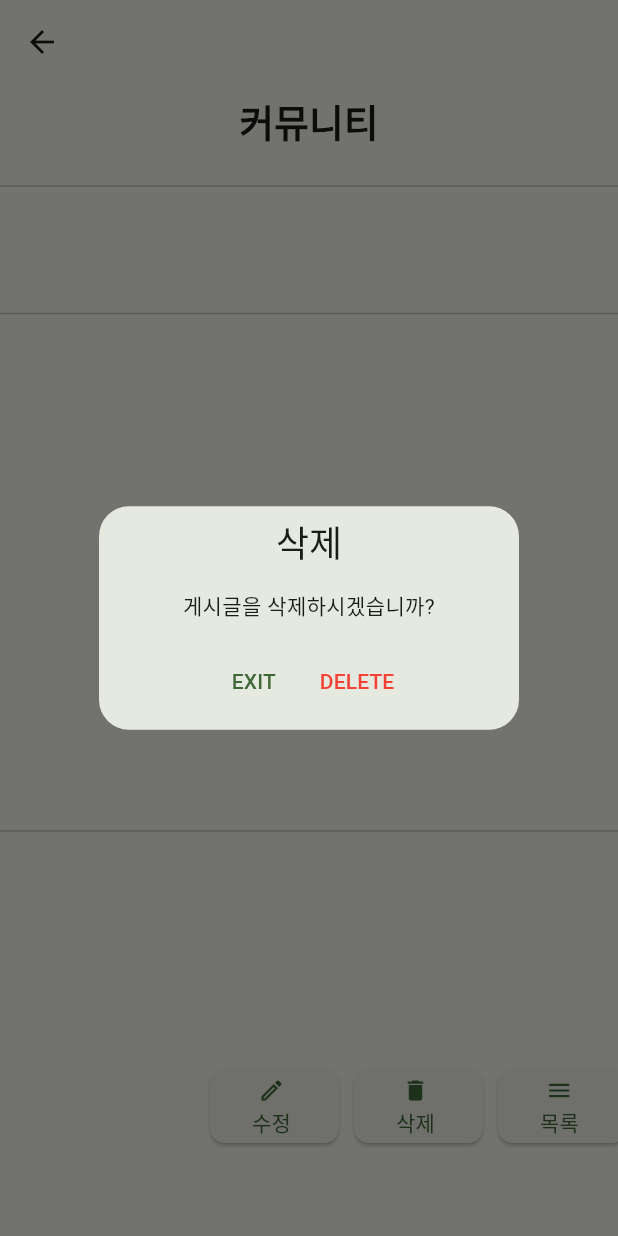
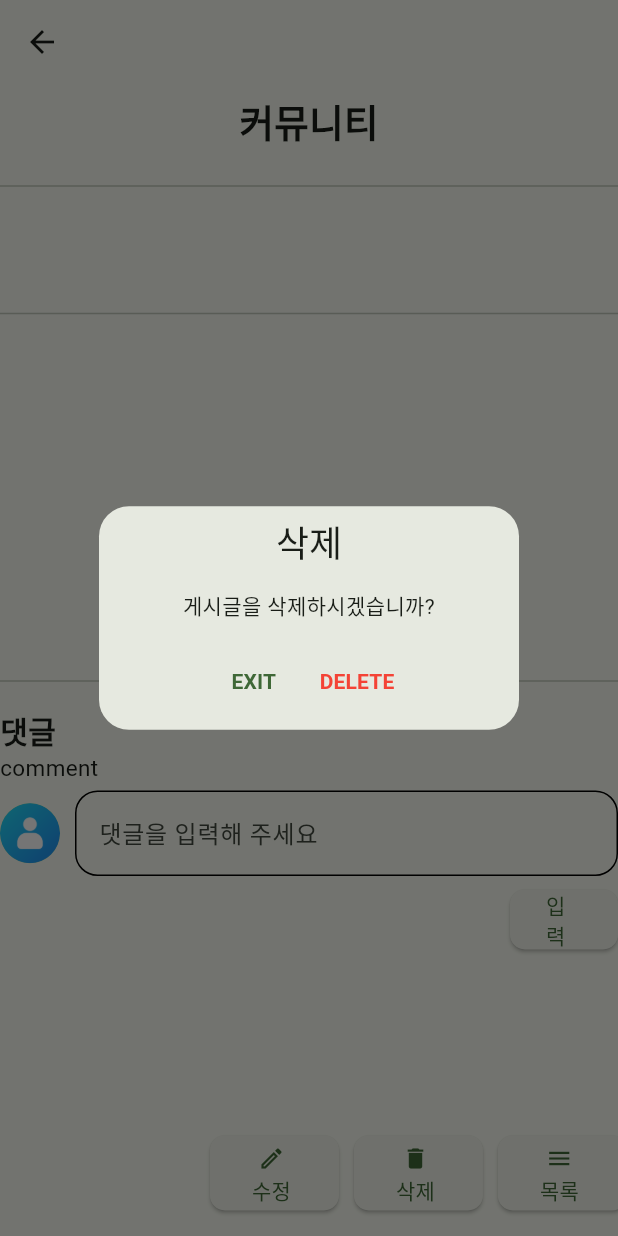
Before and after one commit to Oh-Kang94/Season3_Main-Project_Disabled-App, a Flutter app: the BoardDetail screen opened directly with empty values, after a tap on "삭제", on a phone screen of 412 x 824 dp. Run offline on Flutter 3.47's test engine with Material 2 defaults, Android fonts, the phone set to English and light mode, and no system bars; our stand-ins replace animated_splash_screen, cloud_firestore, firebase_core, firebase_storage, flutter_dotenv, flutter_markdown and 11 more; missing offline and left inert: jwt_decode, kakao_flutter_sdk_user, kpostal; accounts and stored records are empty; Roboto replaces fonts that are missing (NotoSansKR-Regular); project files that could hold a hidden picture were left out.

```diff
--- a/lib/model/board_model.dart
+++ b/lib/model/board_model.dart
@@ -4,7 +4,8 @@ class Board {
   DocumentReference ref;
   String title;
   String content;
-  String date; // date를 DateTime 타입으로 변경
+  String date;
+  // String comment;// date를 DateTime 타입으로 변경
   // String avata;
 
   Board({
@@ -12,6 +13,7 @@ class Board {
     required this.title,
     required this.content,
     required this.date,
+    // required this.comment,
     // required this.avata,
   });
 
@@ -21,6 +23,7 @@ class Board {
       title: data['title'],
       content: data['content'],
       date: data['date'], // String 형태의 날짜를 그대로 저장
+      // comment: data['comment'],
       // avata: data['avata'],
     );
   }
--- a/lib/view/board_detail.dart
+++ b/lib/view/board_detail.dart
@@ -6,8 +6,27 @@ import 'package:season3_team1_mainproject/view/community.dart';
 
 import 'board_update.dart';
 
-class BoardDetail extends StatelessWidget {
+class BoardDetail extends StatefulWidget {
   const BoardDetail({super.key});
+
+  @override
+  State<BoardDetail> createState() => _BoardDetailState();
+}
+
+class _BoardDetailState extends State<BoardDetail> {
+  late TextEditingController commentController;
+
+  @override
+  void initState() {
+    super.initState();
+    commentController = TextEditingController();
+  }
+
+  @override
+  void dispose() {
+    commentController.dispose();
+    super.dispose();
+  }
 
   @override
   Widget build(BuildContext context) {
@@ -15,6 +34,8 @@ class BoardDetail extends StatelessWidget {
     return Scaffold(
       appBar: AppBar(),
       body: SingleChildScrollView(
+        child: GestureDetector(
+          onTap: () => FocusScope.of(context).unfocus(),
           child: Column(
             children: [
               Container(
@@ -62,13 +83,69 @@ class BoardDetail extends StatelessWidget {
                     style: TextStyle(fontSize: 20, fontWeight: FontWeight.bold),
                   ),
                   SizedBox(
-                  height: 300,
+                    height: 200,
                   ),
                   Divider(
                     thickness: 1.0,
                   ),
+                  SizedBox(width: 10,height: 10,),
+                  Text('댓글', style: TextStyle(fontSize: 20,fontWeight: FontWeight.bold),),
+                    Text(
+                      'comment',
+                    // board.comment,
+                    style: TextStyle(fontSize: 15, ),
+                  ),
                       SizedBox(
-                  height: 150,
+                    height: 5,),
+                  Row(
+                    children: [
+                      CircleAvatar(
+                        backgroundImage: AssetImage(
+                          'assets/images/user.png',
+                        ),
+                        radius: 20,
+                      ),
+                      SizedBox(width: 10), // 간격 추가
+                      Expanded(
+                        // TextField를 확장하여 빈 공간을 모두 사용
+                        child: TextField(
+                          controller: commentController,
+                          decoration: const InputDecoration(
+                            hintText: '댓글을 입력해 주세요',
+                            enabledBorder: OutlineInputBorder(
+                              borderSide: BorderSide(),
+                              borderRadius: BorderRadius.all(
+                                Radius.circular(15.0),
+                              ),
+                            ),
+                            focusedBorder: OutlineInputBorder(
+                              borderSide: BorderSide(),
+                              borderRadius: BorderRadius.all(
+                                Radius.circular(10.0),
+                              ),
+                            ),
+                          ),
+                          keyboardType: TextInputType.text,
+                          style: TextStyle(
+                            fontSize: 16,
+                          ),
+                        ),
+                      ),
+                    ],
+                  ),
+                  Padding(
+                    padding: const EdgeInsets.fromLTRB(340, 5, 0, 120),
+                    child: ElevatedButton(
+                          onPressed: () {
+                            FirebaseFirestore.instance.collection('community').add({
+                  'title': commentController.text,
+                });
+                          },
+                            style: ElevatedButton.styleFrom(
+                        shape: RoundedRectangleBorder(
+                      borderRadius: BorderRadius.circular(10),),), //버튼 모양 각지게),
+                          child: Text('입력'),
+                        ),
                   ),
                 ],
               ),
@@ -106,8 +183,7 @@ class BoardDetail extends StatelessWidget {
                         ),
                       ],
                     ),
-                  label:
-                      SizedBox.shrink(), // 라벨을 감추기 위해 SizedBox.shrink()를 사용합니다.
+                    label: SizedBox.shrink(),
                   ),
                   SizedBox(
                     width: 10,
@@ -126,18 +202,23 @@ class BoardDetail extends StatelessWidget {
                                     onPressed: () {
                                       Get.back();
                                     },
-                                  child: Text('EXIT')),
+                                    child: Text(
+                                      'EXIT',
+                                      style:
+                                          TextStyle(fontWeight: FontWeight.bold),
+                                    )),
                                 TextButton(
                                     onPressed: () {
-
                                       board.ref.delete();
                                       Get.off(const Community());
-
                                     },
                                     style: TextButton.styleFrom(
-                                    foregroundColor: Colors.red
-                                  ),
-                                  child: Text('DELETE')),
+                                        foregroundColor: Colors.red),
+                                    child: Text(
+                                      'DELETE',
+                                      style:
+                                          TextStyle(fontWeight: FontWeight.bold),
+                                    )),
                               ],
                             )
                           ]);
@@ -164,8 +245,7 @@ class BoardDetail extends StatelessWidget {
                         ),
                       ],
                     ),
-                  label:
-                      SizedBox.shrink(), // 라벨을 감추기 위해 SizedBox.shrink()를 사용합니다.
+                    label: SizedBox.shrink(),
                   ),
                   SizedBox(
                     width: 10,
@@ -204,6 +284,7 @@ class BoardDetail extends StatelessWidget {
             ],
           ),
         ),
+      ),
     );
   }
 }
--- a/lib/view/board_insert.dart
+++ b/lib/view/board_insert.dart
@@ -126,8 +126,6 @@ class _BoardInsertState extends State<BoardInsert> {
             ),
             ElevatedButton.icon(
               onPressed: () {
-
-
                 // 현재 시간 얻기
                 DateTime now = DateTime.now();
 
@@ -172,7 +170,7 @@ class _BoardInsertState extends State<BoardInsert> {
               onPressed: () {
                 Get.to(Community());
               },
-              child: Text('OK'))
+              child: Text('OK',style: TextStyle(fontWeight: FontWeight.bold),)),
         ]);
 
     // showDialog(
--- a/lib/view/board_update.dart
+++ b/lib/view/board_update.dart
@@ -15,14 +15,12 @@ class BoardUpdate extends StatefulWidget {
 class _BoardUpdateState extends State<BoardUpdate> {
   late TextEditingController titleController;
   late TextEditingController contentController;
-  // late Board? board;
 
   @override
   void initState() {
     super.initState();
-    titleController = TextEditingController(); // 빈 컨트롤러 생성
-    contentController = TextEditingController(); // 빈 컨트롤러 생성
-
+    titleController = TextEditingController();
+    contentController = TextEditingController();
     var board = Get.arguments as Board?;
     if (board != null) {
       titleController.text = board.title;
@@ -170,7 +168,7 @@ class _BoardUpdateState extends State<BoardUpdate> {
               onPressed: () {
                 Get.to(const Community());
               },
-              child: const Text('OK'))
+              child: const Text('OK',style: TextStyle(fontWeight: FontWeight.bold),)),
         ]);
   }
 }
--- a/lib/view/community.dart
+++ b/lib/view/community.dart
@@ -95,6 +95,7 @@ class _CommunityState extends State<Community> {
                         title: doc['title'],
                         content: doc['content'],
                         date: doc['date'],
+                        // comment: doc['comment'],
                         // avata: doc['avata'],
                       ))
                   .toList();
--- a/lib/view/home.dart
+++ b/lib/view/home.dart
@@ -3,6 +3,7 @@ import 'dart:collection';
 import 'package:flutter/material.dart';
 import 'package:get/get.dart';
 import 'package:season3_team1_mainproject/view/ai_start_view.dart';
+import 'package:season3_team1_mainproject/view/community.dart';
 import 'package:season3_team1_mainproject/view/drawer/mydrawer.dart';
 import 'package:season3_team1_mainproject/view/mainview.dart';
 import 'package:season3_team1_mainproject/vm/home_ctrl.dart';
@@ -28,6 +29,9 @@ class Home extends StatelessWidget {
             AiFirstView(),
             // map 자리
             mapView(),
+            // community 자리
+            Community()
+
           ]),
       bottomNavigationBar: Container(
         color: Theme.of(context).colorScheme.secondary,
@@ -61,6 +65,12 @@ class Home extends StatelessWidget {
               ),
               text: "일자리지도",
             ),
+            Tab(
+              icon: Icon(
+                Icons.group,
+              ),
+              text: "커뮤니티",
+            ),
           ],
         ),
       ),
--- a/lib/vm/home_ctrl.dart
+++ b/lib/vm/home_ctrl.dart
@@ -11,7 +11,7 @@ class HomeController extends GetxController
   void onInit() {
     super.onInit();
     getSharedPreferences();
-    controller = TabController(length: 3, vsync: this);
+    controller = TabController(length: 4, vsync: this);
   }
 
   getSharedPreferences() async {
```
Lines whose indentation alone changed are shown as unchanged.
